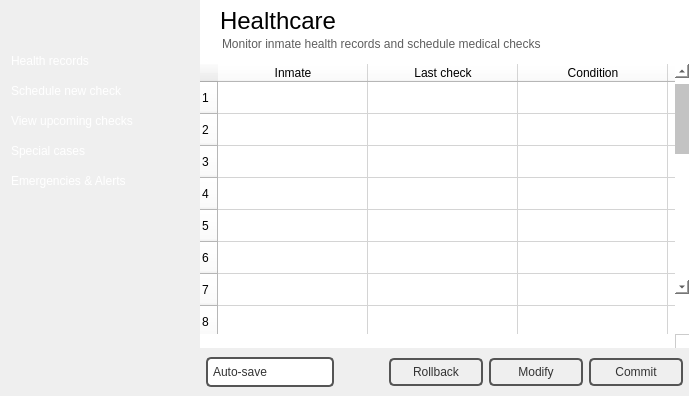
Qt form healthcarewindow.ui (NCNM/PMS_01) before a commit.
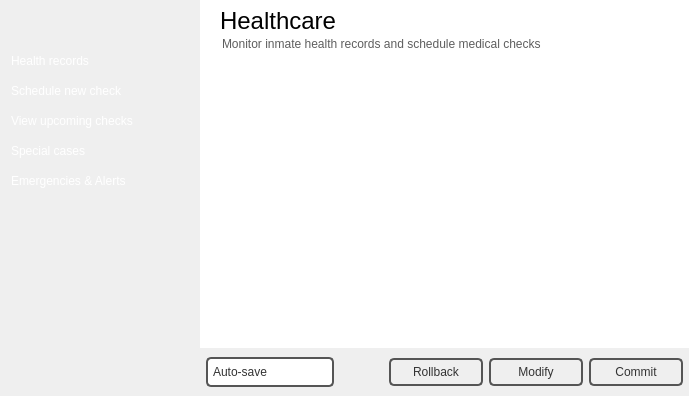
The same form after that commit. Icons and pictures are not drawn.

```diff
--- a/healthcarewindow.ui
+++ b/healthcarewindow.ui
@@ -556,9 +556,6 @@
             <property name="spacing">
              <number>0</number>
             </property>
-            <property name="sizeConstraint">
-             <enum>QLayout::SetMaximumSize</enum>
-            </property>
             <property name="leftMargin">
              <number>0</number>
             </property>
@@ -572,103 +569,10 @@
              <number>0</number>
             </property>
             <item>
-             <widget class="QTableWidget" name="tableWidget">
-              <property name="styleSheet">
-               <string notr="true">background-color: rgb(255, 255, 255);</string>
-              </property>
+             <widget class="QTableView" name="tableView">
               <property name="frameShape">
                <enum>QFrame::NoFrame</enum>
               </property>
-              <property name="showGrid">
-               <bool>true</bool>
-              </property>
-              <property name="rowCount">
-               <number>23</number>
-              </property>
-              <property name="columnCount">
-               <number>5</number>
-              </property>
-              <attribute name="horizontalHeaderVisible">
-               <bool>true</bool>
-              </attribute>
-              <attribute name="horizontalHeaderCascadingSectionResizes">
-               <bool>false</bool>
-              </attribute>
-              <attribute name="horizontalHeaderDefaultSectionSize">
-               <number>150</number>
-              </attribute>
-              <attribute name="horizontalHeaderHighlightSections">
-               <bool>false</bool>
-              </attribute>
-              <attribute name="horizontalHeaderMinimumSectionSize">
-               <number>32</number>
-              </attribute>
-              <attribute name="horizontalHeaderShowSortIndicator" stdset="0">
-               <bool>true</bool>
-              </attribute>
-              <attribute name="horizontalHeaderStretchLastSection">
-               <bool>true</bool>
-              </attribute>
-              <attribute name="verticalHeaderCascadingSectionResizes">
-               <bool>true</bool>
-              </attribute>
-              <attribute name="verticalHeaderDefaultSectionSize">
-               <number>32</number>
-              </attribute>
-              <attribute name="verticalHeaderMinimumSectionSize">
-               <number>23</number>
-              </attribute>
-              <attribute name="verticalHeaderStretchLastSection">
-               <bool>false</bool>
-              </attribute>
-              <row/>
-              <row/>
-              <row/>
-              <row/>
-              <row/>
-              <row/>
-              <row/>
-              <row/>
-              <row/>
-              <row/>
-              <row/>
-              <row/>
-              <row/>
-              <row/>
-              <row/>
-              <row/>
-              <row/>
-              <row/>
-              <row/>
-              <row/>
-              <row/>
-              <row/>
-              <row/>
-              <column>
-               <property name="text">
-                <string>Inmate</string>
-               </property>
-              </column>
-              <column>
-               <property name="text">
-                <string>Last check</string>
-               </property>
-              </column>
-              <column>
-               <property name="text">
-                <string>Condition</string>
-               </property>
-              </column>
-              <column>
-               <property name="text">
-                <string>Urgency</string>
-               </property>
-              </column>
-              <column>
-               <property name="text">
-                <string>Remarks</string>
-               </property>
-              </column>
              </widget>
             </item>
             <item>
```
